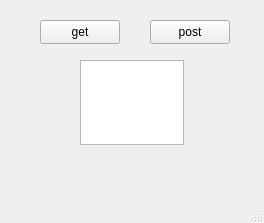
The window that REST_API/mainwindow.ui (darkkeri/Bank-automat) describes before a commit, drawn with Qt 5.
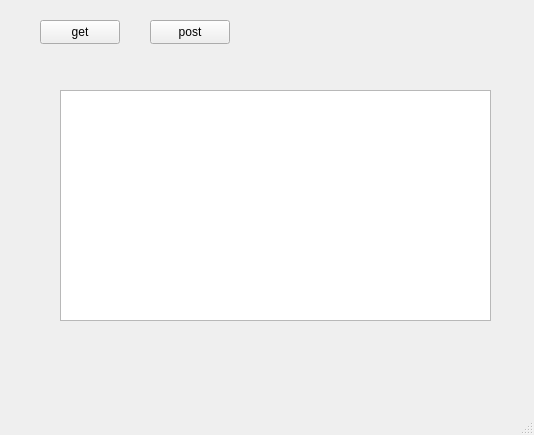
The same window after the commit.

Diff of the .ui file:
```diff
--- a/REST_API/mainwindow.ui
+++ b/REST_API/mainwindow.ui
@@ -6,8 +6,8 @@
    <rect>
     <x>0</x>
     <y>0</y>
-    <width>264</width>
-    <height>223</height>
+    <width>534</width>
+    <height>435</height>
    </rect>
   </property>
   <property name="windowTitle">
@@ -43,10 +43,10 @@
    <widget class="QTextEdit" name="textEdit">
     <property name="geometry">
      <rect>
-      <x>80</x>
-      <y>60</y>
-      <width>104</width>
-      <height>85</height>
+      <x>60</x>
+      <y>90</y>
+      <width>431</width>
+      <height>231</height>
      </rect>
     </property>
    </widget>
```
Left out of the diff: 2 changed lines with no effect on the pictures.
